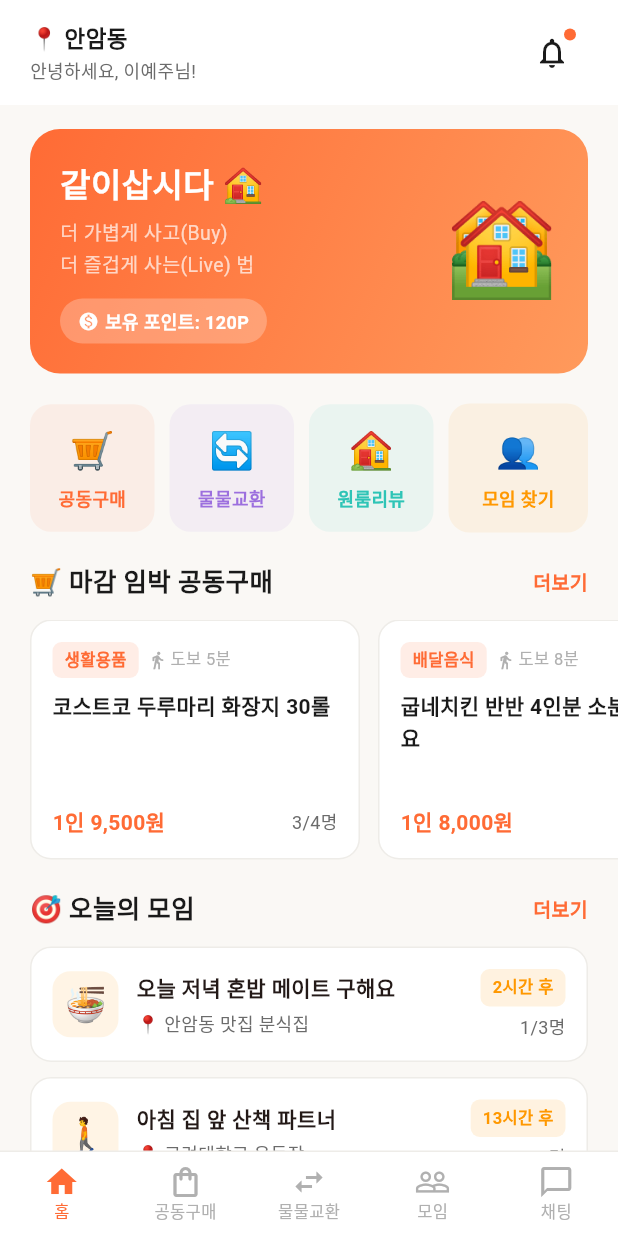
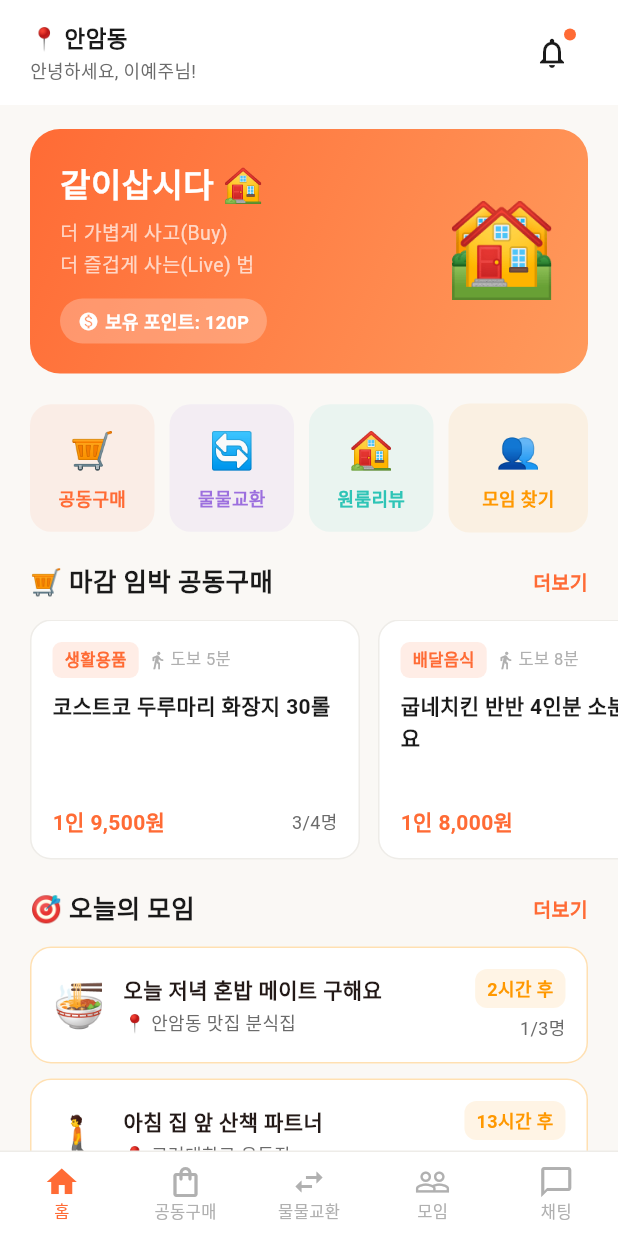
Before and after one commit to bomink1215/NEXT-CSR, a Flutter app: the screen it shows after launch, on a phone screen of 412 x 824 dp. Run offline on Flutter 3.47's test engine with Material 3 defaults, Android fonts, the light colour scheme and no system bars.

Commit message:
need details

```diff
--- a/lib/screens/home_screen.dart
+++ b/lib/screens/home_screen.dart
@@ -7,7 +7,7 @@ import 'exchange_screen.dart';
 import 'review_screen.dart';
 import 'gather_screen.dart';
 import 'chat_list_screen.dart';
-import 'notification_screen.dart';
+import 'notification_screen.dart'; // ← 추가
 
 class HomeScreen extends StatefulWidget {
   const HomeScreen({super.key});
@@ -108,10 +108,10 @@ class _HomeTab extends StatelessWidget {
                 child: Row(
                   crossAxisAlignment: CrossAxisAlignment.center,
                   children: [
-                    Column(
+                    const Column(
                       mainAxisAlignment: MainAxisAlignment.center,
                       crossAxisAlignment: CrossAxisAlignment.start,
-                      children: const [
+                      children: [
                         Text(
                           '📍 안암동',
                           style: TextStyle(
@@ -135,10 +135,12 @@ class _HomeTab extends StatelessWidget {
                       children: [
                         IconButton(
                           icon: const Icon(Icons.notifications_outlined),
+                          // ✅ 알림 화면 연결
                           onPressed: () {
                             Navigator.of(context, rootNavigator: true).push(
                               MaterialPageRoute(
-                                  builder: (_) => const NotificationScreen()),
+                                builder: (_) => const NotificationScreen(),
+                              ),
                             );
                           },
                           color: AppColors.textPrimary,
@@ -166,7 +168,7 @@ class _HomeTab extends StatelessWidget {
           ),
 
           // ── 배너 ──
-          SliverToBoxAdapter(
+          const SliverToBoxAdapter(
             child: _HomeBanner(),
           ),
 
@@ -176,6 +178,7 @@ class _HomeTab extends StatelessWidget {
           ),
 
           // ── 최근 공동구매 ──
+          // ✅ 더보기 → 공동구매 화면 연결
           SliverToBoxAdapter(
             child: SectionHeader(
               title: '🛒 마감 임박 공동구매',
@@ -185,11 +188,12 @@ class _HomeTab extends StatelessWidget {
               ),
             ),
           ),
-          SliverToBoxAdapter(
+          const SliverToBoxAdapter(
             child: _RecentGroupBuy(),
           ),
 
           // ── 오늘의 모임 ──
+          // ✅ 더보기 → 모임 화면 연결
           SliverToBoxAdapter(
             child: SectionHeader(
               title: '🎯 오늘의 모임',
@@ -199,7 +203,7 @@ class _HomeTab extends StatelessWidget {
               ),
             ),
           ),
-          SliverToBoxAdapter(
+          const SliverToBoxAdapter(
             child: _TodayGather(),
           ),
 
@@ -210,7 +214,10 @@ class _HomeTab extends StatelessWidget {
   }
 }
 
+// ─── 홈 배너 ─────────────────────────────────────────────────────
 class _HomeBanner extends StatelessWidget {
+  const _HomeBanner();
+
   @override
   Widget build(BuildContext context) {
     return Container(
@@ -270,9 +277,9 @@ class _PointBadge extends StatelessWidget {
         color: Colors.white.withOpacity(0.25),
         borderRadius: BorderRadius.circular(20),
       ),
-      child: Row(
+      child: const Row(
         mainAxisSize: MainAxisSize.min,
-        children: const [
+        children: [
           Icon(Icons.monetization_on, size: 14, color: Colors.white),
           SizedBox(width: 4),
           Text(
@@ -289,6 +296,7 @@ class _PointBadge extends StatelessWidget {
   }
 }
 
+// ─── 기능 바로가기 그리드 ─────────────────────────────────────────
 class _FeatureGrid extends StatelessWidget {
   @override
   Widget build(BuildContext context) {
@@ -350,7 +358,10 @@ class _Feature {
   _Feature(this.name, this.emoji, this.color, this.screen);
 }
 
+// ─── 마감 임박 공동구매 ───────────────────────────────────────────
 class _RecentGroupBuy extends StatelessWidget {
+  const _RecentGroupBuy();
+
   @override
   Widget build(BuildContext context) {
     final posts =
@@ -427,7 +438,10 @@ class _RecentGroupBuy extends StatelessWidget {
       .replaceAllMapped(RegExp(r'(\d)(?=(\d{3})+$)'), (m) => '${m[1]},');
 }
 
+// ─── 오늘의 모임 ──────────────────────────────────────────────────
 class _TodayGather extends StatelessWidget {
+  const _TodayGather();
+
   @override
   Widget build(BuildContext context) {
     final posts = MockData.gatherPosts.where((p) => !p.isFull).take(2).toList();
@@ -445,21 +459,11 @@ class _TodayGather extends StatelessWidget {
             decoration: BoxDecoration(
               color: AppColors.surface,
               borderRadius: BorderRadius.circular(14),
-              border: Border.all(color: AppColors.divider),
+              border: Border.all(color: AppColors.gatherColor.withOpacity(0.3)),
             ),
             child: Row(
               children: [
-                Container(
-                  width: 44,
-                  height: 44,
-                  decoration: BoxDecoration(
-                    color: AppColors.gatherColor.withOpacity(0.1),
-                    borderRadius: BorderRadius.circular(12),
-                  ),
-                  child: Center(
-                    child: Text(p.emoji, style: const TextStyle(fontSize: 22)),
-                  ),
-                ),
+                Text(p.emoji, style: const TextStyle(fontSize: 28)),
                 const SizedBox(width: 12),
                 Expanded(
                   child: Column(
@@ -472,7 +476,7 @@ class _TodayGather extends StatelessWidget {
                           fontWeight: FontWeight.w600,
                         ),
                       ),
-                      const SizedBox(height: 4),
+                      const SizedBox(height: 2),
                       Text(
                         '📍 ${p.place}',
                         style: const TextStyle(
@@ -486,7 +490,22 @@ class _TodayGather extends StatelessWidget {
                 Column(
                   crossAxisAlignment: CrossAxisAlignment.end,
                   children: [
-                    TagBadge(label: label, color: AppColors.gatherColor),
+                    Container(
+                      padding: const EdgeInsets.symmetric(
+                          horizontal: 8, vertical: 4),
+                      decoration: BoxDecoration(
+                        color: AppColors.gatherColor.withOpacity(0.1),
+                        borderRadius: BorderRadius.circular(8),
+                      ),
+                      child: Text(
+                        label,
+                        style: const TextStyle(
+                          fontSize: 12,
+                          fontWeight: FontWeight.w700,
+                          color: AppColors.gatherColor,
+                        ),
+                      ),
+                    ),
                     const SizedBox(height: 4),
                     Text(
                       '${p.currentMembers}/${p.maxMembers}명',
```
